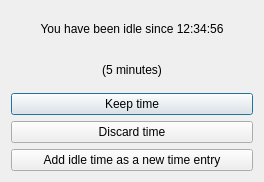
First picture: the form in src/ui/linux/TogglDesktop/idlenotificationdialog.ui, repository toggl-open-source/toggldesktop, before the edit.
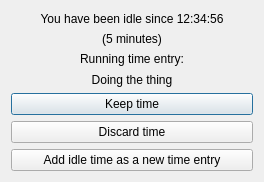
Second picture: the form after the edit.

Commit message: Add time entry description to idle notification, fixes #1124 (linux)

The edit to the form file:
```diff
--- a/src/ui/linux/TogglDesktop/idlenotificationdialog.ui
+++ b/src/ui/linux/TogglDesktop/idlenotificationdialog.ui
@@ -34,6 +34,26 @@
      </property>
     </widget>
    </item>
+   <item>
+    <widget class="QLabel" name="runningTimeEntryLabel">
+     <property name="text">
+      <string>&lt;html&gt;&lt;head/&gt;&lt;body&gt;&lt;p&gt;Running time entry:&lt;/p&gt;&lt;/body&gt;&lt;/html&gt;</string>
+     </property>
+     <property name="alignment">
+      <set>Qt::AlignCenter</set>
+     </property>
+    </widget>
+   </item>
+   <item>
+    <widget class="QLabel" name="timeEntryDescriptionLabel">
+     <property name="text">
+      <string>Doing the thing</string>
+     </property>
+     <property name="alignment">
+      <set>Qt::AlignCenter</set>
+     </property>
+    </widget>
+   </item>
    <item>
     <widget class="QPushButton" name="keepTimeButton">
      <property name="text">
```
The commit also changes 1 other file.
